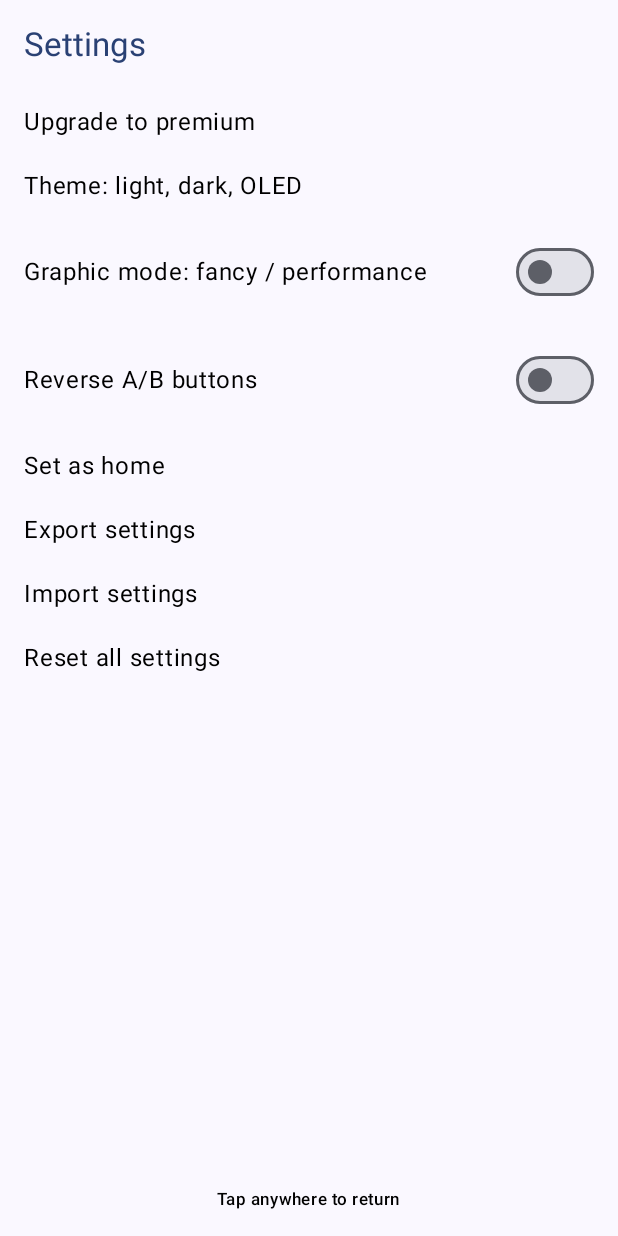
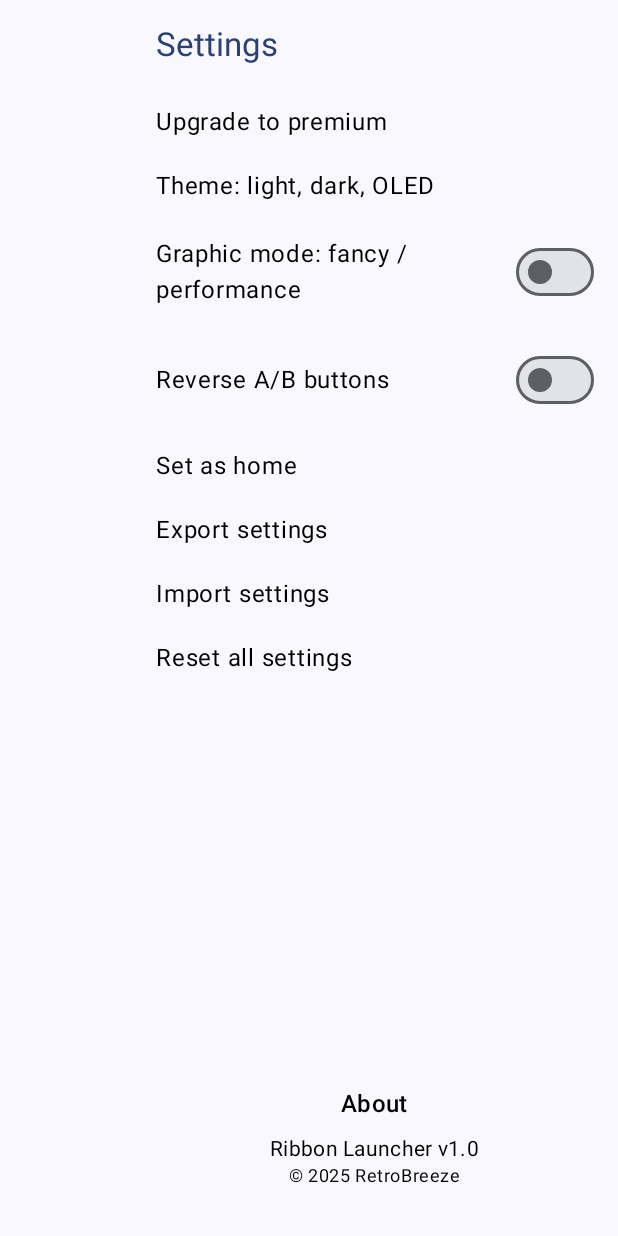
Before and after one commit to RetroBreeze/ribbon-launcher, an Android app built with Jetpack Compose: the @Preview function SettingsPagePreview, on a phone screen of 412 x 824 dp. Run offline under Robolectric (Android 15) with nearby library versions, the phone set to English and light mode, and no system bars.

Commit message:
Refine settings page layout

```diff
--- a/app/src/main/java/com/retrobreeze/ribbonlauncher/MainActivity.kt
+++ b/app/src/main/java/com/retrobreeze/ribbonlauncher/MainActivity.kt
@@ -182,7 +182,7 @@ fun LauncherScreen(viewModel: LauncherViewModel = viewModel()) {
                 modifier = Modifier
                     .align(Alignment.BottomStart)
                     .padding(start = 24.dp, bottom = 24.dp),
-                onClick = { showSettingsPage = true }
+                onClick = { showSettingsPage = !showSettingsPage }
             )
             NavigationBottomBar(
                 modifier = Modifier
--- a/app/src/main/java/com/retrobreeze/ribbonlauncher/SettingsPage.kt
+++ b/app/src/main/java/com/retrobreeze/ribbonlauncher/SettingsPage.kt
@@ -2,6 +2,8 @@ package com.retrobreeze.ribbonlauncher
 
 import androidx.compose.foundation.clickable
 import androidx.compose.foundation.layout.*
+import androidx.compose.foundation.rememberScrollState
+import androidx.compose.foundation.verticalScroll
 import androidx.compose.material3.MaterialTheme
 import androidx.compose.material3.Surface
 import androidx.compose.material3.Switch
@@ -30,9 +32,12 @@ fun SettingsPage(
         color = surfaceColor,
         contentColor = contentColor
     ) {
+        Row(modifier = Modifier.fillMaxSize()) {
+            Spacer(Modifier.width(88.dp))
             Column(
                 modifier = Modifier
                     .fillMaxSize()
+                    .verticalScroll(rememberScrollState())
                     .padding(16.dp)
             ) {
                 Text(
@@ -50,13 +55,9 @@ fun SettingsPage(
                 SettingsOption("Import settings")
                 SettingsOption("Reset all settings")
                 Spacer(modifier = Modifier.weight(1f))
-            Text(
-                text = "Tap anywhere to return",
-                style = MaterialTheme.typography.labelSmall,
-                modifier = Modifier
-                    .align(Alignment.CenterHorizontally)
-                    .clickable { onDismiss() }
-            )
+                AboutSection()
+                Spacer(modifier = Modifier.height(16.dp))
+            }
         }
     }
 }
@@ -89,6 +90,22 @@ private fun SettingsToggleOption(label: String) {
     }
 }
 
+@Composable
+private fun AboutSection() {
+    Column(
+        modifier = Modifier.fillMaxWidth(),
+        horizontalAlignment = Alignment.CenterHorizontally
+    ) {
+        Text(
+            text = "About",
+            style = MaterialTheme.typography.titleMedium,
+            modifier = Modifier.padding(bottom = 8.dp)
+        )
+        Text("Ribbon Launcher v1.0", style = MaterialTheme.typography.bodyMedium)
+        Text("\u00A9 2025 RetroBreeze", style = MaterialTheme.typography.bodySmall)
+    }
+}
+
 @Preview
 @Composable
 fun SettingsPagePreview() {
```
Lines whose indentation alone changed are shown as unchanged.
